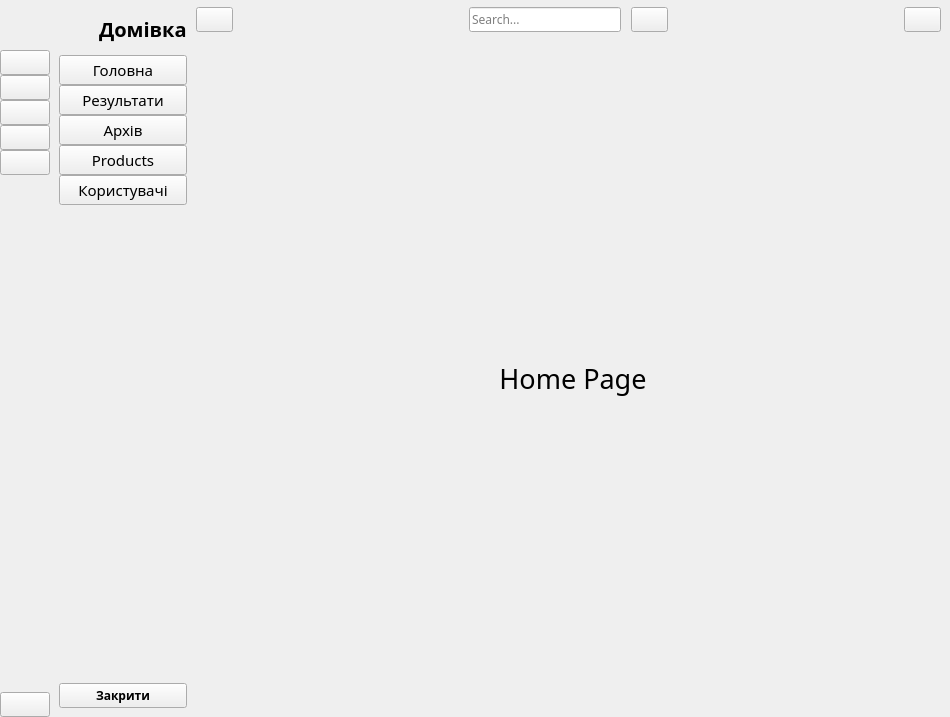
Before: the Qt Designer form UI/main_window.ui in ntwn/Domivka, drawn with Qt 5.
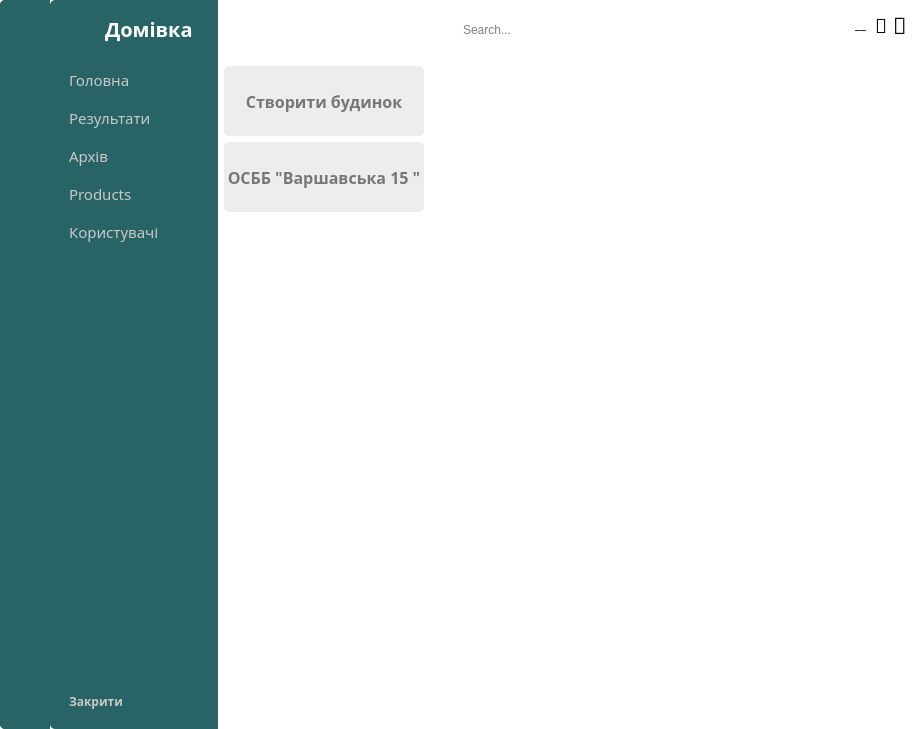
After: the same form once the commit is applied. The open tabs and pages were chosen to show the change. Icons and pictures are not drawn.

Commit message: update MainWindowUI update "search page" and "main page". add key_press_event "enter" where "search input" has focus

Diff of the .ui file:
```diff
--- a/UI/main_window.ui
+++ b/UI/main_window.ui
@@ -6,8 +6,8 @@
    <rect>
     <x>0</x>
     <y>0</y>
-    <width>950</width>
-    <height>717</height>
+    <width>916</width>
+    <height>729</height>
    </rect>
   </property>
   <property name="font">
@@ -23,8 +23,14 @@
     <normalon>:/icon/icon/Logo.png</normalon>
    </iconset>
   </property>
+  <property name="styleSheet">
+   <string notr="true">background-color: rgb(255, 255, 255);</string>
+  </property>
   <widget class="QWidget" name="centralwidget">
-   <layout class="QGridLayout" name="gridLayout">
+   <property name="styleSheet">
+    <string notr="true">border-radius: 5px;</string>
+   </property>
+   <layout class="QGridLayout" name="gridLayout_10">
     <property name="leftMargin">
      <number>0</number>
     </property>
@@ -40,9 +46,27 @@
     <property name="spacing">
      <number>0</number>
     </property>
-    <item row="0" column="0">
+    <item row="0" column="0" rowspan="2">
      <widget class="QWidget" name="icon_only_widget" native="true">
-      <layout class="QVBoxLayout" name="verticalLayout_3">
+      <property name="styleSheet">
+       <string notr="true">#icon_only_widget {background-color: #286465;
+		width:50px;
+		border-top-right-radius: 0;
+		border-bottom-right-radius: 0;}
+
+#icon_only_widget QPushButton, QLabel {
+		height:50px;
+		border:none;
+	}
+
+#icon_only_widget QPushButton {
+	 background-color:#286465;
+}
+
+#icon_only_widget QPushButton:hover {background-color: rgba( 86, 101, 115, 0.5);}
+</string>
+      </property>
+      <layout class="QVBoxLayout" name="verticalLayout_4">
        <property name="spacing">
         <number>0</number>
        </property>
@@ -58,8 +82,6 @@
        <property name="bottomMargin">
         <number>0</number>
        </property>
-       <item>
-        <layout class="QHBoxLayout" name="horizontalLayout_3">
          <item>
           <widget class="QLabel" name="logo_label_1">
            <property name="minimumSize">
@@ -74,6 +96,10 @@
              <height>50</height>
             </size>
            </property>
+         <property name="styleSheet">
+          <string notr="true">padding: 5px;
+background-color:#286465;</string>
+         </property>
            <property name="text">
             <string/>
            </property>
@@ -85,15 +111,16 @@
            </property>
           </widget>
          </item>
-        </layout>
-       </item>
        <item>
-        <layout class="QVBoxLayout" name="verticalLayout">
+        <layout class="QVBoxLayout" name="verticalLayout_3">
          <property name="spacing">
           <number>0</number>
          </property>
          <item>
           <widget class="QPushButton" name="home_btn_1">
+           <property name="styleSheet">
+            <string notr="true"/>
+           </property>
            <property name="text">
             <string/>
            </property>
@@ -118,6 +145,9 @@
          </item>
          <item>
           <widget class="QPushButton" name="dashborad_btn_1">
+           <property name="styleSheet">
+            <string notr="true"/>
+           </property>
            <property name="text">
             <string/>
            </property>
@@ -142,6 +172,9 @@
          </item>
          <item>
           <widget class="QPushButton" name="orders_btn_1">
+           <property name="styleSheet">
+            <string notr="true"/>
+           </property>
            <property name="text">
             <string/>
            </property>
@@ -166,6 +199,9 @@
          </item>
          <item>
           <widget class="QPushButton" name="products_btn_1">
+           <property name="styleSheet">
+            <string notr="true"/>
+           </property>
            <property name="text">
             <string/>
            </property>
@@ -190,6 +226,9 @@
          </item>
          <item>
           <widget class="QPushButton" name="customers_btn_1">
+           <property name="styleSheet">
+            <string notr="true"/>
+           </property>
            <property name="text">
             <string/>
            </property>
@@ -247,9 +286,32 @@
       </layout>
      </widget>
     </item>
-    <item row="0" column="1">
+    <item row="0" column="1" rowspan="2">
      <widget class="QWidget" name="full_menu_widget" native="true">
-      <layout class="QVBoxLayout" name="verticalLayout_4">
+      <property name="styleSheet">
+       <string notr="true">#full_menu_widget {background-color: #286465;
+		border-top-right-radius: 0;
+		border-bottom-right-radius: 0;}
+
+#full_menu_widget QPushButton {
+		border:none;
+		border-radius: 3px;
+		text-align: left;
+		padding: 8px 0 8px 10px;
+	    background-color:#286465;
+	    color: rgb(200, 200, 200);
+}
+
+#full_menu_widget QPushButton:hover {
+		background-color: rgba(86, 101, 115, 0.5);
+	}
+
+	#full_menu_widget QPushButton:checked {
+		color: #fff;
+		font: 12pt &quot;Gotham Pro&quot;;
+	}</string>
+      </property>
+      <layout class="QVBoxLayout" name="verticalLayout_2">
        <item>
         <layout class="QHBoxLayout" name="horizontalLayout_2">
          <property name="spacing">
@@ -269,6 +331,13 @@
              <height>40</height>
             </size>
            </property>
+           <property name="styleSheet">
+            <string notr="true">#logo_label_2 {
+		padding: 5px;
+		color: #fff;
+		background-color:#286465;
+	}</string>
+           </property>
            <property name="text">
             <string/>
            </property>
@@ -293,6 +362,13 @@
              <strikeout>false</strikeout>
             </font>
            </property>
+           <property name="styleSheet">
+            <string notr="true">#logo_label_3 {
+		padding-right: 10px;
+		color: #fff;
+		background-color:#286465;
+	}</string>
+           </property>
            <property name="text">
             <string>Домівка</string>
            </property>
@@ -304,10 +380,16 @@
         </layout>
        </item>
        <item>
-        <layout class="QVBoxLayout" name="verticalLayout_2">
+        <layout class="QVBoxLayout" name="verticalLayout_5">
          <property name="spacing">
           <number>0</number>
          </property>
+         <property name="topMargin">
+          <number>6</number>
+         </property>
+         <property name="bottomMargin">
+          <number>6</number>
+         </property>
          <item>
           <widget class="QPushButton" name="home_btn_2">
            <property name="font">
@@ -446,6 +528,9 @@
              <bold>false</bold>
             </font>
            </property>
+           <property name="styleSheet">
+            <string notr="true"/>
+           </property>
            <property name="text">
             <string>Користувачі</string>
            </property>
@@ -488,10 +573,14 @@
          <property name="font">
           <font>
            <family>Century Gothic</family>
+           <pointsize>9</pointsize>
            <weight>75</weight>
            <bold>true</bold>
           </font>
          </property>
+         <property name="styleSheet">
+          <string notr="true">padding: 10px;</string>
+         </property>
          <property name="text">
           <string>Закрити</string>
          </property>
@@ -511,49 +600,28 @@
      </widget>
     </item>
     <item row="0" column="2">
-     <widget class="QWidget" name="widget_3" native="true">
-      <layout class="QVBoxLayout" name="verticalLayout_5">
-       <property name="spacing">
-        <number>0</number>
-       </property>
-       <property name="leftMargin">
-        <number>0</number>
-       </property>
-       <property name="topMargin">
-        <number>0</number>
-       </property>
-       <property name="rightMargin">
-        <number>0</number>
-       </property>
-       <property name="bottomMargin">
-        <number>0</number>
-       </property>
-       <item>
-        <widget class="QWidget" name="widget" native="true">
-         <property name="minimumSize">
-          <size>
-           <width>0</width>
-           <height>40</height>
-          </size>
-         </property>
-         <layout class="QHBoxLayout" name="horizontalLayout_4">
+     <widget class="QWidget" name="widget_4" native="true">
+      <property name="styleSheet">
+       <string notr="true">#maximized_btn {margin-bottom: 10px;}
+
+#normalize_btn {margin-bottom: 10px;}
+
+#hide_btn {margin-bottom: 10px;}</string>
+      </property>
+      <layout class="QGridLayout" name="gridLayout">
+       <item row="0" column="0">
+        <layout class="QHBoxLayout" name="horizontalLayout">
           <property name="spacing">
-           <number>0</number>
-          </property>
-          <property name="leftMargin">
-           <number>0</number>
-          </property>
-          <property name="topMargin">
-           <number>0</number>
-          </property>
-          <property name="rightMargin">
-           <number>9</number>
-          </property>
-          <property name="bottomMargin">
-           <number>0</number>
+          <number>6</number>
           </property>
           <item>
            <widget class="QPushButton" name="change_btn">
+           <property name="styleSheet">
+            <string notr="true">padding: 5px;
+border: none;
+width: 30px;
+height: 30px;</string>
+           </property>
             <property name="text">
              <string/>
             </property>
@@ -573,25 +641,30 @@
            </widget>
           </item>
           <item>
-           <spacer name="horizontalSpacer">
+          <spacer name="horizontalSpacer_3">
             <property name="orientation">
              <enum>Qt::Horizontal</enum>
             </property>
             <property name="sizeHint" stdset="0">
              <size>
-              <width>236</width>
+             <width>40</width>
               <height>20</height>
              </size>
             </property>
            </spacer>
           </item>
-          <item>
-           <layout class="QHBoxLayout" name="horizontalLayout">
-            <property name="spacing">
-             <number>10</number>
-            </property>
             <item>
              <widget class="QLineEdit" name="search_input">
+           <property name="styleSheet">
+            <string notr="true">#search_input {
+		border: none;
+		padding: 5px 10px;
+	}
+
+#search_input:focus {
+		background-color: #70B9FE;
+	}</string>
+           </property>
               <property name="placeholderText">
                <string>Search...</string>
               </property>
@@ -599,6 +672,10 @@
             </item>
             <item>
              <widget class="QPushButton" name="search_btn">
+           <property name="styleSheet">
+            <string notr="true">#search_btn {	border: none;
+}</string>
+           </property>
               <property name="text">
                <string/>
               </property>
@@ -609,8 +686,6 @@
               </property>
              </widget>
             </item>
-           </layout>
-          </item>
           <item>
            <spacer name="horizontalSpacer_2">
             <property name="orientation">
@@ -618,26 +693,83 @@
             </property>
             <property name="sizeHint" stdset="0">
              <size>
-              <width>236</width>
+             <width>40</width>
               <height>20</height>
              </size>
             </property>
            </spacer>
           </item>
           <item>
-           <widget class="QPushButton" name="user_btn">
+          <widget class="QPushButton" name="hide_btn">
+           <property name="font">
+            <font>
+             <family>Century Gothic</family>
+             <pointsize>9</pointsize>
+            </font>
+           </property>
             <property name="text">
-             <string/>
-            </property>
-            <property name="icon">
-             <iconset resource="resource.qrc">
-              <normaloff>:/icon/icon/user-48.ico</normaloff>:/icon/icon/user-48.ico</iconset>
-            </property>
-           </widget>
-          </item>
-         </layout>
-        </widget>
-       </item>
+            <string> __ </string>
+           </property>
+          </widget>
+         </item>
+         <item>
+          <widget class="QPushButton" name="normalize_btn">
+           <property name="sizePolicy">
+            <sizepolicy hsizetype="Minimum" vsizetype="Fixed">
+             <horstretch>0</horstretch>
+             <verstretch>0</verstretch>
+            </sizepolicy>
+           </property>
+           <property name="font">
+            <font>
+             <family>Wingdings 2</family>
+             <pointsize>15</pointsize>
+            </font>
+           </property>
+           <property name="styleSheet">
+            <string notr="true"/>
+           </property>
+           <property name="text">
+            <string></string>
+           </property>
+          </widget>
+         </item>
+         <item>
+          <widget class="QPushButton" name="maximized_btn">
+           <property name="font">
+            <font>
+             <family>Wingdings 2</family>
+             <pointsize>17</pointsize>
+            </font>
+           </property>
+           <property name="text">
+            <string></string>
+           </property>
+          </widget>
+         </item>
+        </layout>
+       </item>
+      </layout>
+     </widget>
+    </item>
+    <item row="1" column="2">
+     <widget class="QWidget" name="widget_3" native="true">
+      <layout class="QVBoxLayout" name="verticalLayout">
+       <property name="spacing">
+        <number>0</number>
+       </property>
+       <property name="leftMargin">
+        <number>0</number>
+       </property>
+       <property name="topMargin">
+        <number>0</number>
+       </property>
+       <property name="rightMargin">
+        <number>0</number>
+       </property>
+       <property name="bottomMargin">
+        <number>0</number>
+       </property>
        <item>
         <widget class="QStackedWidget" name="stackedWidget">
          <property name="currentIndex">
@@ -645,20 +777,156 @@
          </property>
          <widget class="QWidget" name="page">
           <layout class="QGridLayout" name="gridLayout_2">
+           <property name="leftMargin">
+            <number>0</number>
+           </property>
+           <property name="topMargin">
+            <number>0</number>
+           </property>
+           <property name="rightMargin">
+            <number>0</number>
+           </property>
+           <property name="bottomMargin">
+            <number>0</number>
+           </property>
+           <property name="spacing">
+            <number>0</number>
+           </property>
            <item row="0" column="0">
-            <widget class="QLabel" name="label_4">
+            <widget class="QWidget" name="widget_2" native="true">
+             <property name="styleSheet">
+              <string notr="true">#widget_2 QPushButton:hover {
+	background-color: #286465;
+	color: #fff;
+	}
+
+#widget_2 QPushButton:active {
+	position:relative;
+	top:1px;
+	}
+
+#widget_2 QPushButton {
+	box-shadow:inset 0px 1px 0px 0px #ffffff;
+	background-color:#ededed;
+	/* border:1px solid #dcdcdc;*/
+	display:inline-block;
+	cursor:pointer;
+	color:#777777;
+	font: 75 12pt &quot;Century Gothic&quot;;
+	font-weight:bold;
+	text-decoration:none;
+	text-shadow:0px 3px 0px #ffffff;
+}</string>
+             </property>
+             <layout class="QGridLayout" name="gridLayout_9">
+              <property name="leftMargin">
+               <number>6</number>
+              </property>
+              <property name="topMargin">
+               <number>6</number>
+              </property>
+              <property name="rightMargin">
+               <number>6</number>
+              </property>
+              <property name="bottomMargin">
+               <number>6</number>
+              </property>
+              <property name="spacing">
+               <number>6</number>
+              </property>
+              <item row="1" column="0">
+               <widget class="QPushButton" name="open_unit_btn">
+                <property name="minimumSize">
+                 <size>
+                  <width>200</width>
+                  <height>70</height>
+                 </size>
+                </property>
+                <property name="maximumSize">
+                 <size>
+                  <width>200</width>
+                  <height>70</height>
+                 </size>
+                </property>
              <property name="font">
               <font>
                <family>Century Gothic</family>
-               <pointsize>20</pointsize>
-              </font>
-             </property>
+                  <pointsize>12</pointsize>
+                  <weight>75</weight>
+                  <italic>false</italic>
+                  <bold>true</bold>
+                  <underline>false</underline>
+                  <strikeout>false</strikeout>
+                 </font>
+                </property>
+                <property name="styleSheet">
+                 <string notr="true"/>
+                </property>
              <property name="text">
-              <string>Home Page</string>
-             </property>
-             <property name="alignment">
-              <set>Qt::AlignCenter</set>
-             </property>
+                 <string>ОСББ &quot;Варшавська 15 &quot;</string>
+                </property>
+               </widget>
+              </item>
+              <item row="0" column="1">
+               <spacer name="horizontalSpacer_4">
+                <property name="orientation">
+                 <enum>Qt::Horizontal</enum>
+                </property>
+                <property name="sizeHint" stdset="0">
+                 <size>
+                  <width>40</width>
+                  <height>20</height>
+                 </size>
+                </property>
+               </spacer>
+              </item>
+              <item row="0" column="0">
+               <widget class="QPushButton" name="new_unit_btn">
+                <property name="minimumSize">
+                 <size>
+                  <width>200</width>
+                  <height>70</height>
+                 </size>
+                </property>
+                <property name="maximumSize">
+                 <size>
+                  <width>200</width>
+                  <height>70</height>
+                 </size>
+                </property>
+                <property name="font">
+                 <font>
+                  <family>Century Gothic</family>
+                  <pointsize>12</pointsize>
+                  <weight>75</weight>
+                  <italic>false</italic>
+                  <bold>true</bold>
+                  <underline>false</underline>
+                  <strikeout>false</strikeout>
+                 </font>
+                </property>
+                <property name="styleSheet">
+                 <string notr="true"/>
+                </property>
+                <property name="text">
+                 <string>Створити будинок</string>
+                </property>
+               </widget>
+              </item>
+              <item row="2" column="0">
+               <spacer name="verticalSpacer_3">
+                <property name="orientation">
+                 <enum>Qt::Vertical</enum>
+                </property>
+                <property name="sizeHint" stdset="0">
+                 <size>
+                  <width>20</width>
+                  <height>40</height>
+                 </size>
+                </property>
+               </spacer>
+              </item>
+             </layout>
             </widget>
            </item>
           </layout>
```
Left out of the diff: 201 changed lines with no effect on the pictures. Lines whose indentation alone changed are shown as unchanged. The commit also changes 4 other files.
